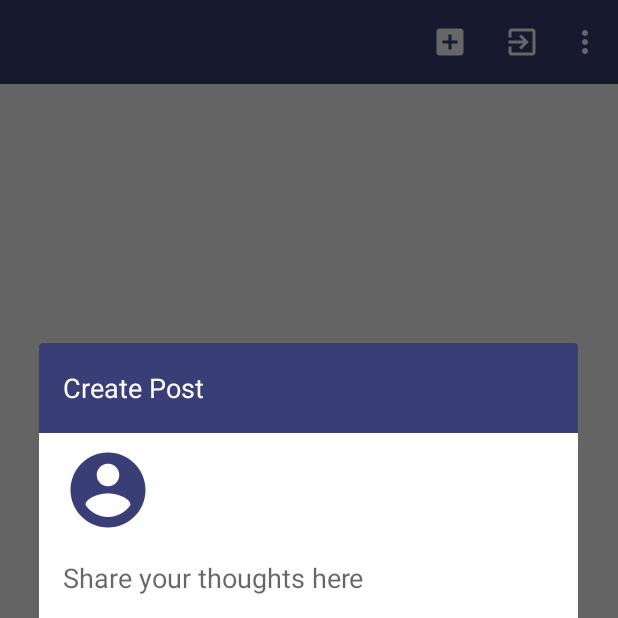
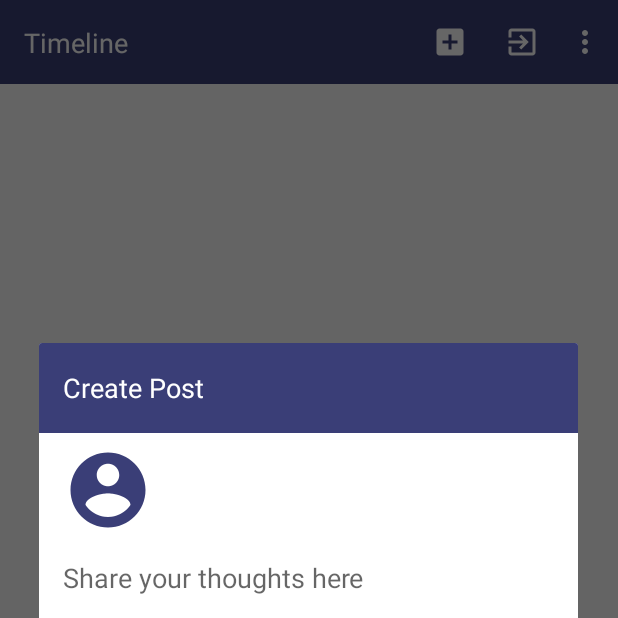
Before and after one commit to tompee26/Twitlet, an Android app: the TimelineActivity screen opened directly, with no data from a screen before it, after a tap on "Post", on a phone screen of 412 x 824 dp, the top half of it. Run offline under Robolectric (Android 15) with nearby library versions, the phone set to English and light mode, and no system bars; our stand-ins replace Dagger/Hilt's generated code, Firebase (no records; nobody signed in at launch, a user with empty details on screens opened directly), RxJava, Timber; libraries missing offline, so code that uses them is left out: com.jakewharton.rxbinding2, io.reactivex.rxkotlin; plain views replace CircularImageView; 1 statement that could not run was skipped.

Commit message:
Add preliminary implementation of timeline view

```diff
--- a/app/src/main/java/com/tompee/twitlet/core/database/PostDao.kt
+++ b/app/src/main/java/com/tompee/twitlet/core/database/PostDao.kt
@@ -1,8 +1,10 @@
 package com.tompee.twitlet.core.database
 
-import com.tompee.twitlet.model.Post
 import io.reactivex.Completable
+import io.reactivex.Observable
 
 interface PostDao {
-    fun savePost(post: Post, user: UserEntity): Completable
+    fun savePost(post: PostEntity, user: UserEntity): Completable
+
+    fun getPosts(user: UserEntity): Observable<List<PostEntity>>
 }
--- /dev/null
+++ b/app/src/main/java/com/tompee/twitlet/core/database/PostEntity.kt
@@ -0,0 +1,3 @@
+package com.tompee.twitlet.core.database
+
+data class PostEntity(var message: String = "", var time: String = "")
--- a/app/src/main/java/com/tompee/twitlet/core/database/UserEntity.kt
+++ b/app/src/main/java/com/tompee/twitlet/core/database/UserEntity.kt
@@ -1,5 +1,3 @@
 package com.tompee.twitlet.core.database
 
-data class UserEntity(var email: String = "",
-                      var nickname: String = "",
-                      var image: String = "")
+data class UserEntity(var email: String = "", var nickname: String = "", var image: String = "")
--- a/app/src/main/java/com/tompee/twitlet/core/database/firebase/FirebasePostDao.kt
+++ b/app/src/main/java/com/tompee/twitlet/core/database/firebase/FirebasePostDao.kt
@@ -2,9 +2,10 @@ package com.tompee.twitlet.core.database.firebase
 
 import com.google.firebase.firestore.FirebaseFirestore
 import com.tompee.twitlet.core.database.PostDao
+import com.tompee.twitlet.core.database.PostEntity
 import com.tompee.twitlet.core.database.UserEntity
-import com.tompee.twitlet.model.Post
 import io.reactivex.Completable
+import io.reactivex.Observable
 
 class FirebasePostDao(private val db: FirebaseFirestore) : PostDao {
     companion object {
@@ -12,10 +13,25 @@ class FirebasePostDao(private val db: FirebaseFirestore) : PostDao {
         private const val POSTS = "posts"
     }
 
-    override fun savePost(post: Post, user: UserEntity): Completable {
-        return Completable.create { emitter ->
-            db.collection(PROFILE).document(user.email).collection(POSTS).document(post.time).set(post)
-            emitter.onComplete()
-        }
-    }
+    override fun savePost(post: PostEntity, user: UserEntity): Completable =
+            Completable.create { emitter ->
+                db.collection(PROFILE).document(user.email).collection(POSTS).document(post.time).set(post)
+                emitter.onComplete()
+            }
+
+    override fun getPosts(user: UserEntity): Observable<List<PostEntity>> =
+            Observable.create { emitter ->
+                db.collection(PROFILE).document(user.email)
+                        .collection(POSTS).addSnapshotListener { value, error ->
+                            if (error != null) {
+                                emitter.onError(error)
+                            }
+                            val posts = ArrayList<PostEntity>()
+                            value?.forEach { doc ->
+                                posts.add(doc.toObject(PostEntity::class.java))
+                            }
+                            emitter.onNext(posts)
+                        }
+            }
+
 }
--- a/app/src/main/java/com/tompee/twitlet/dependency/component/TimelineComponent.kt
+++ b/app/src/main/java/com/tompee/twitlet/dependency/component/TimelineComponent.kt
@@ -2,6 +2,7 @@ package com.tompee.twitlet.dependency.component
 
 import com.tompee.twitlet.dependency.module.TimelineModule
 import com.tompee.twitlet.dependency.scope.TimelineScope
+import com.tompee.twitlet.feature.timeline.TimelineActivity
 import com.tompee.twitlet.feature.timeline.post.PostDialog
 import dagger.Component
 
@@ -10,4 +11,5 @@ import dagger.Component
         dependencies = [AppComponent::class])
 interface TimelineComponent {
     fun inject(postDialog: PostDialog)
+    fun inject(timelineActivity: TimelineActivity)
 }
--- a/app/src/main/java/com/tompee/twitlet/dependency/module/TimelineModule.kt
+++ b/app/src/main/java/com/tompee/twitlet/dependency/module/TimelineModule.kt
@@ -1,5 +1,6 @@
 package com.tompee.twitlet.dependency.module
 
+import com.tompee.twitlet.feature.timeline.TimelinePresenter
 import com.tompee.twitlet.feature.timeline.post.PostPresenter
 import com.tompee.twitlet.interactor.DataInteractor
 import com.tompee.twitlet.model.User
@@ -18,4 +19,8 @@ class TimelineModule {
                              @Named("ui") ui: Scheduler): PostPresenter =
             PostPresenter(dataInteractor, user, io, ui)
 
+    @Provides
+    fun provideTimelinePresenter(dataInteractor: DataInteractor,
+                                 user: User): TimelinePresenter =
+            TimelinePresenter(dataInteractor, user)
 }
--- a/app/src/main/java/com/tompee/twitlet/feature/profile/ProfilePresenter.kt
+++ b/app/src/main/java/com/tompee/twitlet/feature/profile/ProfilePresenter.kt
@@ -70,7 +70,7 @@ class ProfilePresenter(private val dataInteractor: DataInteractor,
                             .doOnComplete { view.dismissProgress() }
                             .subscribeOn(io)
                 }
-                .subscribe({ Timber.d("Completed") }) { Timber.e(it) }
+                .subscribe({ Timber.d("Completed") }, Timber::e)
         addSubscription(subscription)
     }
 }
--- a/app/src/main/java/com/tompee/twitlet/feature/splash/SplashPresenter.kt
+++ b/app/src/main/java/com/tompee/twitlet/feature/splash/SplashPresenter.kt
@@ -35,7 +35,7 @@ class SplashPresenter(private val authInteractor: AuthInteractor,
                             .subscribeOn(io)
                 }
                 .subscribeOn(io)
-                .subscribe({ Timber.d(it.toString()) }) { Timber.e(it) }
+                .subscribe({ Timber.d(it.toString()) }, Timber::e)
         addSubscription(subscription)
     }
 
--- a/app/src/main/java/com/tompee/twitlet/feature/timeline/TimelineActivity.kt
+++ b/app/src/main/java/com/tompee/twitlet/feature/timeline/TimelineActivity.kt
@@ -2,16 +2,26 @@ package com.tompee.twitlet.feature.timeline
 
 import android.content.Intent
 import android.os.Bundle
+import android.support.v7.widget.DividerItemDecoration
+import android.support.v7.widget.LinearLayoutManager
 import android.view.Menu
 import android.view.MenuItem
 import com.tompee.twitlet.R
+import com.tompee.twitlet.TwitletApplication
 import com.tompee.twitlet.base.BaseActivity
+import com.tompee.twitlet.dependency.component.DaggerTimelineComponent
+import com.tompee.twitlet.dependency.module.TimelineModule
 import com.tompee.twitlet.feature.about.AboutActivity
 import com.tompee.twitlet.feature.license.LicenseActivity
 import com.tompee.twitlet.feature.timeline.post.PostDialog
+import kotlinx.android.synthetic.main.activity_timeline.*
 import kotlinx.android.synthetic.main.toolbar.*
+import javax.inject.Inject
 
-class TimelineActivity : BaseActivity() {
+class TimelineActivity : BaseActivity(), TimelineView {
+
+    @Inject
+    lateinit var timelinePresenter: TimelinePresenter
 
     override fun onCreate(savedInstanceState: Bundle?) {
         super.onCreate(savedInstanceState)
@@ -20,6 +30,16 @@ class TimelineActivity : BaseActivity() {
             setDisplayHomeAsUpEnabled(false)
             setDisplayShowTitleEnabled(false)
         }
+        toolbar_text.setText(R.string.label_timeline)
+        recyclerView.setHasFixedSize(true)
+        recyclerView.layoutManager = LinearLayoutManager(this)
+        recyclerView.addItemDecoration(DividerItemDecoration(this, LinearLayoutManager.VERTICAL))
+        timelinePresenter.attachView(this)
+    }
+
+    override fun onDestroy() {
+        super.onDestroy()
+        timelinePresenter.detachView()
     }
 
     override fun onCreateOptionsMenu(menu: Menu?): Boolean {
@@ -50,6 +70,17 @@ class TimelineActivity : BaseActivity() {
     override fun layoutId(): Int = R.layout.activity_timeline
 
     override fun setupComponent() {
+        DaggerTimelineComponent.builder()
+                .appComponent(TwitletApplication[this].component)
+                .timelineModule(TimelineModule())
+                .build()
+                .inject(this)
     }
 
+
+    //region TimelineView
+    override fun setAdapter(adapter: TimelineAdapter) {
+        recyclerView.adapter = adapter
+    }
+    //endregion
 }
--- /dev/null
+++ b/app/src/main/java/com/tompee/twitlet/feature/timeline/TimelineAdapter.kt
@@ -0,0 +1,29 @@
+package com.tompee.twitlet.feature.timeline
+
+import android.support.v7.widget.RecyclerView
+import android.view.LayoutInflater
+import android.view.View
+import android.view.ViewGroup
+import com.tompee.twitlet.R
+import com.tompee.twitlet.model.Post
+import com.tompee.twitlet.model.User
+import kotlinx.android.synthetic.main.list_post.view.*
+
+class TimelineAdapter(private val postList: List<Post>,
+                      private val user: User) : RecyclerView.Adapter<TimelineAdapter.TimelineViewHolder>() {
+    override fun onCreateViewHolder(parent: ViewGroup, viewType: Int): TimelineViewHolder =
+            TimelineViewHolder(LayoutInflater.from(parent.context).inflate(R.layout.list_post, parent, false))
+
+    override fun getItemCount(): Int = postList.count()
+
+    override fun onBindViewHolder(holder: TimelineViewHolder, position: Int) =
+            holder.bind(postList[position])
+
+    inner class TimelineViewHolder(private val view: View) : RecyclerView.ViewHolder(view) {
+        fun bind(post: Post) {
+            view.profileImage.setImageBitmap(user.bitmap)
+            view.name.text = user.nickname
+            view.email.text = user.email
+        }
+    }
+}
--- /dev/null
+++ b/app/src/main/java/com/tompee/twitlet/feature/timeline/TimelinePresenter.kt
@@ -0,0 +1,17 @@
+package com.tompee.twitlet.feature.timeline
+
+import com.tompee.twitlet.base.BasePresenter
+import com.tompee.twitlet.interactor.DataInteractor
+import com.tompee.twitlet.model.User
+
+class TimelinePresenter(private val dataInteractor: DataInteractor,
+                        private val user: User) : BasePresenter<TimelineView>() {
+    override fun onViewAttached(view: TimelineView) {
+        dataInteractor.getPosts(user)
+                .map { TimelineAdapter(it, user) }
+                .subscribe { view.setAdapter(it) }
+    }
+
+    override fun onViewDetached() {
+    }
+}
--- /dev/null
+++ b/app/src/main/java/com/tompee/twitlet/feature/timeline/TimelineView.kt
@@ -0,0 +1,7 @@
+package com.tompee.twitlet.feature.timeline
+
+import com.tompee.twitlet.base.BaseView
+
+interface TimelineView : BaseView {
+    fun setAdapter(adapter: TimelineAdapter)
+}
--- a/app/src/main/java/com/tompee/twitlet/feature/timeline/post/PostPresenter.kt
+++ b/app/src/main/java/com/tompee/twitlet/feature/timeline/post/PostPresenter.kt
@@ -7,7 +7,6 @@ import com.tompee.twitlet.model.User
 import io.reactivex.Scheduler
 import io.reactivex.rxkotlin.withLatestFrom
 import timber.log.Timber
-import java.text.SimpleDateFormat
 import java.util.*
 
 class PostPresenter(private val dataInteractor: DataInteractor,
@@ -31,11 +30,7 @@ class PostPresenter(private val dataInteractor: DataInteractor,
                 .observeOn(io)
                 .withLatestFrom(view.message()) { _, message -> message }
                 .filter { it.isNotEmpty() }
-                .map {
-                    val time = Calendar.getInstance().time
-                    val format = SimpleDateFormat("yyyyMMddHHmmss", Locale.getDefault())
-                    return@map Post(it, format.format(time))
-                }
+                .map { Post(it, Calendar.getInstance().time) }
                 .flatMapCompletable {
                     dataInteractor.savePost(user, it)
                             .observeOn(ui)
--- a/app/src/main/java/com/tompee/twitlet/interactor/DataInteractor.kt
+++ b/app/src/main/java/com/tompee/twitlet/interactor/DataInteractor.kt
@@ -5,18 +5,26 @@ import android.net.Uri
 import android.util.Base64
 import com.tompee.twitlet.core.asset.AssetManager
 import com.tompee.twitlet.core.database.PostDao
+import com.tompee.twitlet.core.database.PostEntity
 import com.tompee.twitlet.core.database.UserDao
 import com.tompee.twitlet.core.database.UserEntity
 import com.tompee.twitlet.core.image.ImageProcessor
 import com.tompee.twitlet.model.Post
 import com.tompee.twitlet.model.User
 import io.reactivex.Completable
+import io.reactivex.Observable
 import io.reactivex.Single
+import java.text.SimpleDateFormat
+import java.util.*
 
 class DataInteractor(private val userDao: UserDao,
                      private val postDao: PostDao,
                      private val imageProcessor: ImageProcessor,
                      private val assetManager: AssetManager) {
+
+    companion object {
+        private const val DATE_TIME_FORMAT = "yyyyMMddHHmmss"
+    }
 
     fun getUser(email: String): Single<User> {
         return userDao.getUser(email)
@@ -28,10 +36,28 @@ class DataInteractor(private val userDao: UserDao,
 
     fun saveUser(user: User): Completable {
         return userDao.saveUser(UserEntity(email = user.email,
-                nickname = user.nickname, image = Base64.encodeToString(user.imageByteArray, Base64.DEFAULT)))
+                nickname = user.nickname, image = Base64.encodeToString(user.imageByteArray,
+                Base64.DEFAULT)))
     }
 
-    fun savePost(user: User, post: Post) = postDao.savePost(post, UserEntity(email = user.email))
+    fun savePost(user: User, post: Post): Completable {
+        val format = SimpleDateFormat(DATE_TIME_FORMAT, Locale.getDefault())
+        return postDao.savePost(PostEntity(post.message, format.format(post.time)),
+                UserEntity(user.email, user.nickname, ""))
+    }
+
+    fun getPosts(user: User): Observable<List<Post>> {
+        return postDao.getPosts(UserEntity(user.email, user.nickname, ""))
+                .flatMap { list ->
+                    Observable.fromIterable(list)
+                            .map {
+                                val format = SimpleDateFormat(DATE_TIME_FORMAT, Locale.getDefault())
+                                return@map Post(it.message, format.parse(it.time))
+                            }
+                            .toList()
+                            .toObservable()
+                }
+    }
 
     fun getBitmapFromUri(uri: Uri): Bitmap = imageProcessor.getBitmapFromUri(uri)
 
--- a/app/src/main/java/com/tompee/twitlet/model/Post.kt
+++ b/app/src/main/java/com/tompee/twitlet/model/Post.kt
@@ -1,3 +1,5 @@
 package com.tompee.twitlet.model
 
-data class Post(val message: String, val time: String)
+import java.util.*
+
+data class Post(val message: String, val time: Date)
--- a/app/src/main/res/layout/activity_timeline.xml
+++ b/app/src/main/res/layout/activity_timeline.xml
@@ -1,8 +1,21 @@
 <?xml version="1.0" encoding="utf-8"?>
 <android.support.constraint.ConstraintLayout xmlns:android="http://schemas.android.com/apk/res/android"
+    xmlns:app="http://schemas.android.com/apk/res-auto"
+    xmlns:tools="http://schemas.android.com/tools"
     android:layout_width="match_parent"
     android:layout_height="match_parent">
 
-    <include layout="@layout/toolbar" />
+    <include
+        android:id="@+id/include"
+        layout="@layout/toolbar" />
+
+    <android.support.v7.widget.RecyclerView
+        android:id="@+id/recyclerView"
+        android:layout_width="0dp"
+        android:layout_height="0dp"
+        app:layout_constraintBottom_toBottomOf="parent"
+        app:layout_constraintEnd_toEndOf="parent"
+        app:layout_constraintStart_toStartOf="parent"
+        app:layout_constraintTop_toBottomOf="@+id/include" />
 
 </android.support.constraint.ConstraintLayout>
--- a/app/src/main/res/values/strings.xml
+++ b/app/src/main/res/values/strings.xml
@@ -42,5 +42,6 @@
     <string name="label_about">About</string>
     <string name="label_license">License</string>
     <string name="label_post">Create Post</string>
+    <string name="label_timeline">Timeline</string>
 
 </resources>
```
Also changed, not shown: app/src/main/res/layout/list_post.xml (added, +43 -0 lines).
